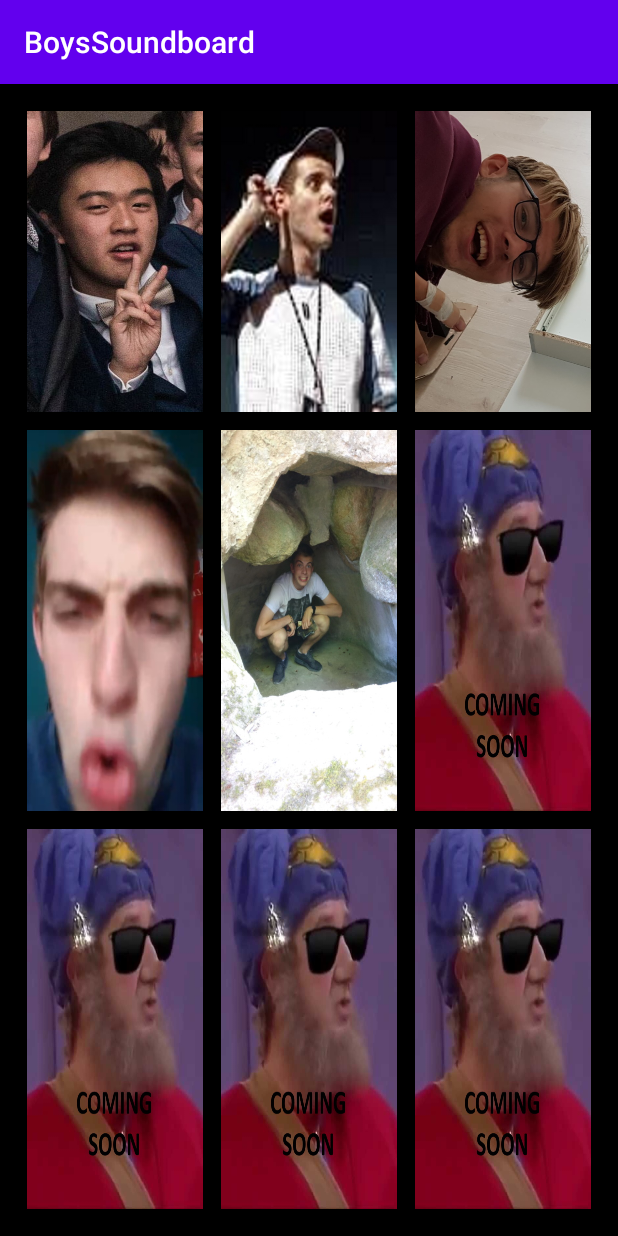
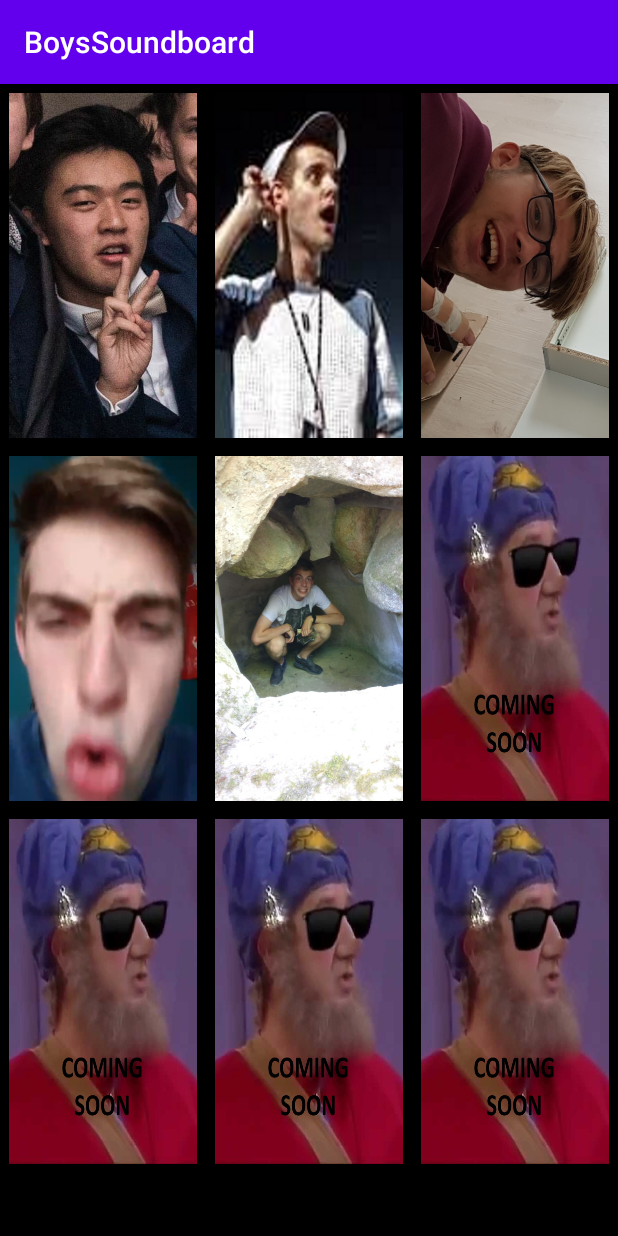
Before and after one commit to AntonieSchoofs/DeBoysSoundboard, an Android app: the screen it shows after launch (MainActivity), on a phone screen of 412 x 824 dp. Run offline under Robolectric (Android 15) with nearby library versions, the phone set to English and light mode, and no system bars.

Commit message:
UI Redone, probably not a lot better lol

```diff
--- a/app/src/main/res/layout/activity_main.xml
+++ b/app/src/main/res/layout/activity_main.xml
@@ -8,105 +8,106 @@
     tools:context=".MainActivity">
 
     <TableLayout
-        android:layout_width="0dp"
-        android:layout_height="0dp"
-        android:layout_marginStart="12dp"
-        android:layout_marginTop="12dp"
-        android:layout_marginEnd="12dp"
-        android:layout_marginBottom="12dp"
-        app:layout_constraintBottom_toBottomOf="parent"
-        app:layout_constraintEnd_toEndOf="parent"
-        app:layout_constraintHorizontal_bias="0.0"
-        app:layout_constraintStart_toStartOf="parent"
-        app:layout_constraintTop_toTopOf="parent"
-        app:layout_constraintVertical_bias="0.49">
+        android:layout_width="match_parent"
+        android:layout_height="match_parent"
+        tools:layout_editor_absoluteX="0dp"
+        tools:layout_editor_absoluteY="-30dp">
 
         <TableRow
+            android:id="@+id/buttonRow"
             android:layout_width="match_parent"
-            android:layout_height="match_parent"
-            android:layout_weight="1">
+            android:layout_height="wrap_content"
+            android:weightSum="3">
 
+            <LinearLayout
+                android:layout_width="0dp"
+                android:layout_weight="1"
+                android:orientation="vertical"
+                android:weightSum="3">
 
                 <ImageButton
                     android:id="@+id/adjesButton"
-                android:layout_width="0dp"
-                android:layout_height="match_parent"
+                    android:layout_width="match_parent"
+                    android:layout_height="230dp"
+                    android:layout_margin="6dp"
                     android:layout_weight="1"
                     android:background="@drawable/chung"
-                android:onClick="playSound"
-                android:layout_margin="6dp"/>
-
-            <ImageButton
-                android:id="@+id/pukkelpopButton"
-                android:layout_width="0dp"
-                android:layout_height="match_parent"
-                android:layout_weight="1"
-                android:background="@drawable/streets"
-                android:onClick="playSound"
-                android:layout_margin="6dp"/>
-
-            <ImageButton
-                android:id="@+id/vlaamsbelangButton"
-                android:layout_width="0dp"
-                android:layout_height="match_parent"
-                android:layout_weight="1"
-                android:background="@drawable/vb"
-                android:onClick="playSound"
-                android:layout_margin="6dp"/>
-        </TableRow>
-
-        <TableRow
-            android:layout_width="match_parent"
-            android:layout_height="0dp"
-            android:layout_weight="1">
+                    android:onClick="playSound" />
 
                 <ImageButton
                     android:id="@+id/overwatchButton"
-                android:layout_width="0dp"
-                android:layout_height="match_parent"
+                    android:layout_width="match_parent"
+                    android:layout_height="230dp"
+                    android:layout_margin="6dp"
                     android:layout_weight="1"
                     android:background="@drawable/woutimg"
-                android:onClick="playSound"
-                android:layout_margin="6dp"/>
+                    android:onClick="playSound" />
 
                 <ImageButton
-                android:id="@+id/geileseksButton"
-                android:layout_width="0dp"
-                android:layout_height="match_parent"
-                android:layout_weight="1"
-                android:background="@drawable/drugshol"
-                android:onClick="playSound"
-                android:layout_margin="6dp"/>
-
-            <ImageButton
-                android:id="@+id/sound6Button"
-                android:layout_width="0dp"
-                android:layout_height="match_parent"
+                    android:id="@+id/sound7Button"
+                    android:layout_width="match_parent"
+                    android:layout_height="230dp"
                     android:layout_margin="6dp"
                     android:layout_weight="1"
                     android:background="@drawable/comingsoon"
                     android:onClick="playSound" />
 
-        </TableRow>
+            </LinearLayout>
 
-        <TableRow
-            android:layout_width="match_parent"
-            android:layout_height="0dp"
-            android:layout_weight="1">
+            <LinearLayout
+                android:layout_width="0dp"
+                android:layout_weight="1"
+                android:orientation="vertical"
+                android:weightSum="3">
 
                 <ImageButton
-                android:id="@+id/sound7Button"
-                android:layout_width="0dp"
-                android:layout_height="match_parent"
+                    android:id="@+id/pukkelpopButton"
+                    android:layout_width="match_parent"
+                    android:layout_height="230dp"
+                    android:layout_margin="6dp"
+                    android:layout_weight="1"
+                    android:background="@drawable/streets"
+                    android:onClick="playSound" />
+
+                <ImageButton
+                    android:id="@+id/geileseksButton"
+                    android:layout_width="match_parent"
+                    android:layout_height="230dp"
+                    android:layout_margin="6dp"
+                    android:layout_weight="1"
+                    android:background="@drawable/drugshol"
+                    android:onClick="playSound" />
+
+                <ImageButton
+                    android:id="@+id/sound8Button"
+                    android:layout_width="match_parent"
+                    android:layout_height="230dp"
                     android:layout_margin="6dp"
                     android:layout_weight="1"
                     android:background="@drawable/comingsoon"
                     android:onClick="playSound" />
 
+            </LinearLayout>
+
+            <LinearLayout
+                android:layout_width="0dp"
+                android:layout_weight="1"
+                android:orientation="vertical"
+                android:weightSum="3">
+
                 <ImageButton
-                android:id="@+id/sound8Button"
-                android:layout_width="0dp"
-                android:layout_height="match_parent"
+                    android:id="@+id/vlaamsbelangButton"
+                    android:layout_width="match_parent"
+                    android:layout_height="230dp"
+                    android:layout_margin="6dp"
+                    android:layout_weight="1"
+                    android:background="@drawable/vb"
+                    android:onClick="playSound" />
+
+                <ImageButton
+                    android:id="@+id/sound6Button"
+                    android:layout_width="match_parent"
+                    android:layout_height="230dp"
                     android:layout_margin="6dp"
                     android:layout_weight="1"
                     android:background="@drawable/comingsoon"
@@ -114,14 +115,19 @@
 
                 <ImageButton
                     android:id="@+id/sound9Button"
-                android:layout_width="0dp"
-                android:layout_height="match_parent"
+                    android:layout_width="match_parent"
+                    android:layout_height="230dp"
                     android:layout_margin="6dp"
                     android:layout_weight="1"
                     android:background="@drawable/comingsoon"
                     android:onClick="playSound" />
 
+            </LinearLayout>
+
+
         </TableRow>
 
     </TableLayout>
+
+
 </androidx.constraintlayout.widget.ConstraintLayout>
```
Lines whose indentation alone changed are shown as unchanged.
